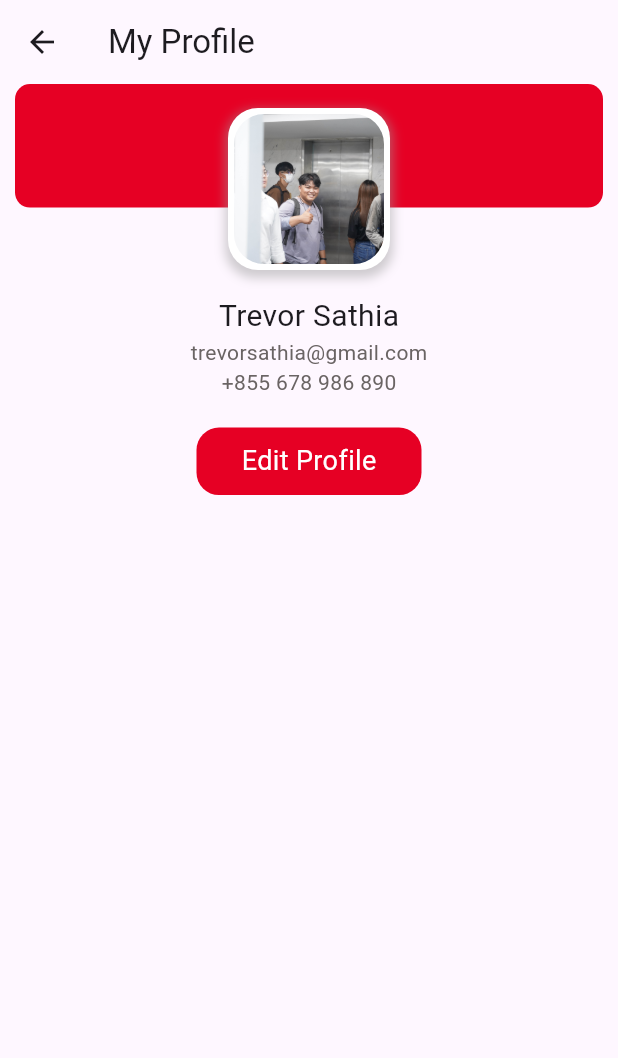
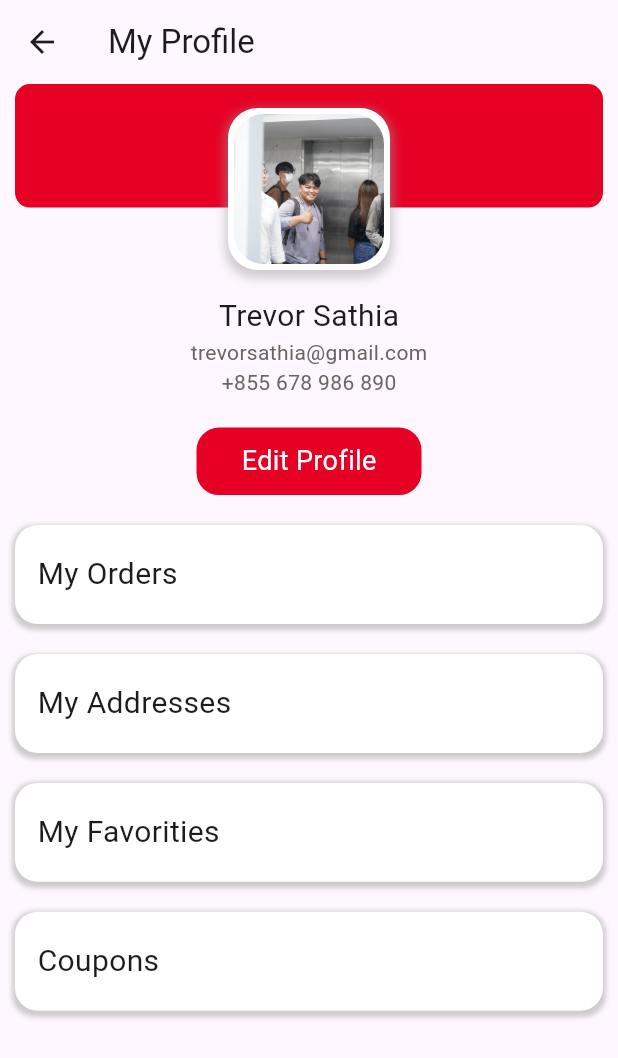
Before and after one commit to SathiaPang/kilofoodie, a Flutter app: the ProfileScreen screen opened directly, on a phone screen of 412 x 824 dp. Shown: the top 1058 px of the screen. Run offline on Flutter 3.47's test engine with Material 3 defaults, Android fonts, the light colour scheme and no system bars; our stand-ins replace get, get_storage, salomon_bottom_bar; accounts and stored records are empty.

Commit message:
Other one by Trevor

```diff
--- a/lib/screens/Navigation_screen/profile_screen.dart
+++ b/lib/screens/Navigation_screen/profile_screen.dart
@@ -89,10 +89,79 @@ class ProfileScreen extends StatelessWidget {
                   color: Constants.primaryColor,
                 ),
               ),
-            )
+            ),
+            SizedBox(
+              height: 20,
+            ),
+            FunctionButton(
+              size: size,
+              title: 'My Orders',
+            ),
+            SizedBox(
+              height: 20,
+            ),
+            FunctionButton(
+              size: size,
+              title: 'My Addresses',
+            ),
+            SizedBox(
+              height: 20,
+            ),
+            FunctionButton(
+              size: size,
+              title: 'My Favorities',
+            ),
+            SizedBox(
+              height: 20,
+            ),
+            FunctionButton(
+              size: size,
+              title: 'Coupons',
+            ),
           ],
         ),
       ),
     );
   }
 }
+
+class FunctionButton extends StatelessWidget {
+  const FunctionButton({
+    super.key,
+    required this.size,
+    required this.title,
+  });
+
+  final Size size;
+  final String title;
+
+  @override
+  Widget build(BuildContext context) {
+    return Container(
+      width: size.width,
+      height: size.height * .08,
+      child: Align(
+        alignment: Alignment.centerLeft,
+        child: Padding(
+          padding: const EdgeInsets.only(left: 15.0),
+          child: Text(
+            title,
+            style: TextStyle(fontSize: 20),
+          ),
+        ),
+      ),
+      decoration: BoxDecoration(
+        color: Constants.White,
+        borderRadius: BorderRadius.circular(15),
+        boxShadow: [
+          BoxShadow(
+            color: Colors.grey.withOpacity(0.5), // Shadow color
+            spreadRadius: 2, // Spread radius
+            blurRadius: 2, // Blur radius
+            offset: Offset(0, 2), // Offset in x and y
+          ),
+        ],
+      ),
+    );
+  }
+}
```
Also changed, not shown: 2 other files.
